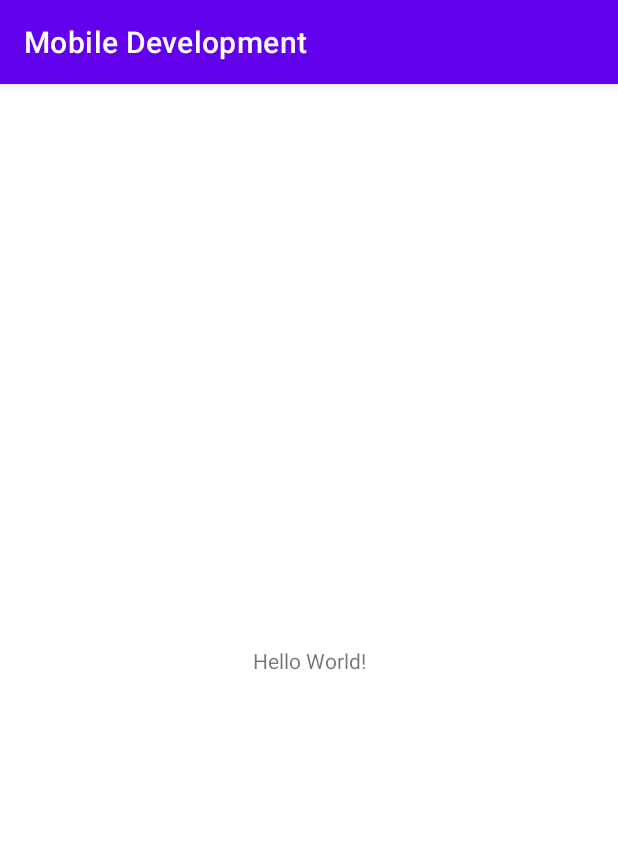
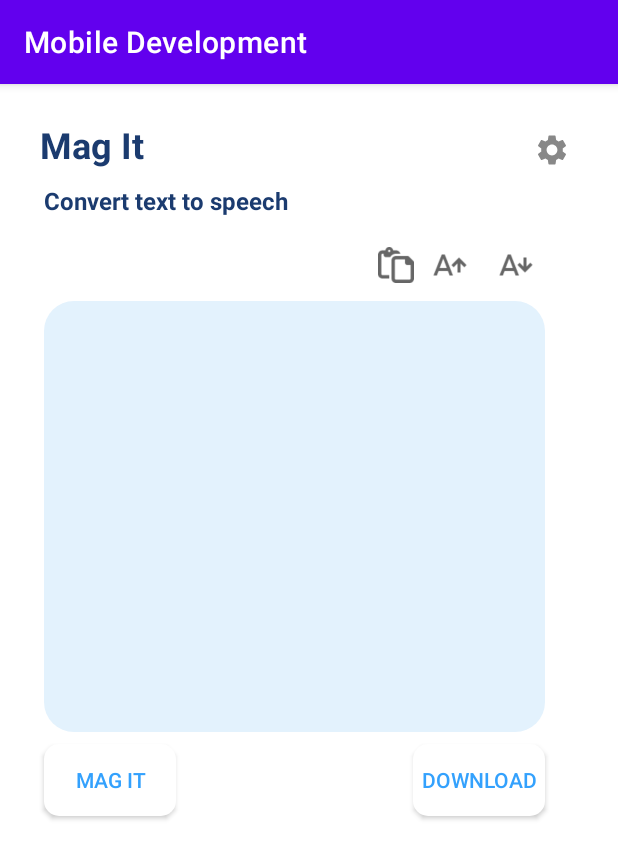
Before and after one commit to Anggitwr/Mobile-Development, an Android app: the screen it shows after launch (MainActivity), on a phone screen of 412 x 824 dp. Shown: the top 859 px of the screen. Run offline under Robolectric (Android 15) with nearby library versions, the phone set to English and light mode, and no system bars.

Commit message:
update activity main xml

```diff
--- a/app/src/main/java/com/c22ps129/mobiledevelopment/MainActivity.kt
+++ b/app/src/main/java/com/c22ps129/mobiledevelopment/MainActivity.kt
@@ -2,10 +2,15 @@ package com.c22ps129.mobiledevelopment
 
 import androidx.appcompat.app.AppCompatActivity
 import android.os.Bundle
+import com.c22ps129.mobiledevelopment.databinding.ActivityMainBinding
 
 class MainActivity : AppCompatActivity() {
+    private lateinit var binding: ActivityMainBinding
+
     override fun onCreate(savedInstanceState: Bundle?) {
         super.onCreate(savedInstanceState)
-        setContentView(R.layout.activity_main)
+
+        binding= ActivityMainBinding.inflate(layoutInflater)
+        setContentView(binding.root)
     }
 }
--- a/app/src/main/res/layout/activity_main.xml
+++ b/app/src/main/res/layout/activity_main.xml
@@ -7,12 +7,113 @@
     tools:context=".MainActivity">
 
     <TextView
+        android:id="@+id/tv_title"
         android:layout_width="wrap_content"
         android:layout_height="wrap_content"
-        android:text="Hello World!"
-        app:layout_constraintBottom_toBottomOf="parent"
-        app:layout_constraintLeft_toLeftOf="parent"
-        app:layout_constraintRight_toRightOf="parent"
+        android:layout_marginStart="24dp"
+        android:layout_marginTop="24dp"
+        android:text="@string/name_app"
+        android:textColor="@color/blue_700"
+        android:textSize="24dp"
+        android:textStyle="bold"
+        app:layout_constraintEnd_toStartOf="@+id/iv_setting"
+        app:layout_constraintHorizontal_bias="0.011"
+        app:layout_constraintStart_toStartOf="parent"
         app:layout_constraintTop_toTopOf="parent" />
 
+    <ImageView
+        android:id="@+id/iv_setting"
+        android:layout_width="24dp"
+        android:layout_height="24dp"
+        android:layout_marginTop="32dp"
+        android:layout_marginEnd="32dp"
+        android:src="@drawable/ic_baseline_settings_24"
+        app:layout_constraintEnd_toEndOf="parent"
+        app:layout_constraintTop_toTopOf="parent" />
+
+    <TextView
+        android:id="@+id/tv_description"
+        android:layout_width="wrap_content"
+        android:layout_height="wrap_content"
+        android:layout_marginTop="10dp"
+        android:text="@string/tv_description"
+        android:textColor="@color/blue_700"
+        android:textSize="16dp"
+        android:textStyle="bold"
+        app:layout_constraintEnd_toEndOf="parent"
+        app:layout_constraintHorizontal_bias="0.117"
+        app:layout_constraintStart_toStartOf="parent"
+        app:layout_constraintTop_toBottomOf="@+id/tv_title" />
+
+    <ImageView
+        android:id="@+id/iv_paste"
+        android:layout_width="24dp"
+        android:layout_height="24dp"
+        android:layout_marginStart="252dp"
+        android:layout_marginTop="20dp"
+        android:src="@drawable/img_paste"
+        app:layout_constraintStart_toStartOf="parent"
+        app:layout_constraintTop_toBottomOf="@+id/tv_description" />
+
+    <ImageView
+        android:id="@+id/iv_increase"
+        android:layout_width="24dp"
+        android:layout_height="24dp"
+        android:layout_marginStart="12dp"
+        android:layout_marginTop="20dp"
+        android:src="@drawable/img_increase"
+        app:layout_constraintStart_toEndOf="@+id/iv_paste"
+        app:layout_constraintTop_toBottomOf="@+id/tv_description" />
+
+    <ImageView
+        android:id="@+id/iv_decrease"
+        android:layout_width="24dp"
+        android:layout_height="24dp"
+        android:layout_marginStart="8dp"
+        android:layout_marginTop="20dp"
+        android:src="@drawable/img_decrease"
+        app:layout_constraintEnd_toEndOf="parent"
+        app:layout_constraintHorizontal_bias="0.172"
+        app:layout_constraintStart_toEndOf="@+id/iv_increase"
+        app:layout_constraintTop_toBottomOf="@+id/tv_description" />
+
+    <EditText
+        android:id="@+id/et_inputtext"
+        android:layout_width="334dp"
+        android:layout_height="287dp"
+        android:layout_marginTop="56dp"
+        android:background="@drawable/bg_insert_image"
+        android:gravity="top|left"
+        android:padding="20dp"
+        android:scrollbarAlwaysDrawVerticalTrack="true"
+        app:layout_constraintEnd_toEndOf="parent"
+        app:layout_constraintHorizontal_bias="0.0"
+        app:layout_constraintStart_toStartOf="@+id/tv_description"
+        app:layout_constraintTop_toBottomOf="@+id/tv_description" />
+
+    <androidx.appcompat.widget.AppCompatButton
+        android:id="@+id/btn_add"
+        android:layout_width="wrap_content"
+        android:layout_height="wrap_content"
+        android:layout_marginTop="8dp"
+        android:text="@string/name_app"
+        android:background="@drawable/bg_btn_addfile"
+        android:textColor="@color/blue_200"
+        app:layout_constraintStart_toStartOf="@+id/et_inputtext"
+        app:layout_constraintTop_toBottomOf="@+id/et_inputtext" />
+
+    <androidx.appcompat.widget.AppCompatButton
+        android:id="@+id/btn_download"
+        android:layout_width="wrap_content"
+        android:layout_height="wrap_content"
+        android:layout_marginTop="8dp"
+        android:background="@drawable/bg_btn_addfile"
+        android:text="@string/btn_download"
+        android:textColor="@color/blue_200"
+        app:layout_constraintEnd_toEndOf="@+id/et_inputtext"
+        app:layout_constraintHorizontal_bias="1.0"
+        app:layout_constraintStart_toEndOf="@+id/btn_add"
+        app:layout_constraintTop_toBottomOf="@+id/et_inputtext" />
+
+
 </androidx.constraintlayout.widget.ConstraintLayout>
--- a/app/src/main/res/values/strings.xml
+++ b/app/src/main/res/values/strings.xml
@@ -16,7 +16,7 @@
     <string name="i_setting">setting</string>
     <string name="tv_description">Convert text to speech</string>
     <string name="name_app">Mag It</string>
-    <string name="btn_download">downloaddfgsdfgsdfgsd</string>
+    <string name="btn_download">download</string>
     <string name="log_in">Log In</string>
     <string name="sign_up">Sign Up</string>
     <string name="mag_it_logo_desc">Mag-it Logo</string>
```
